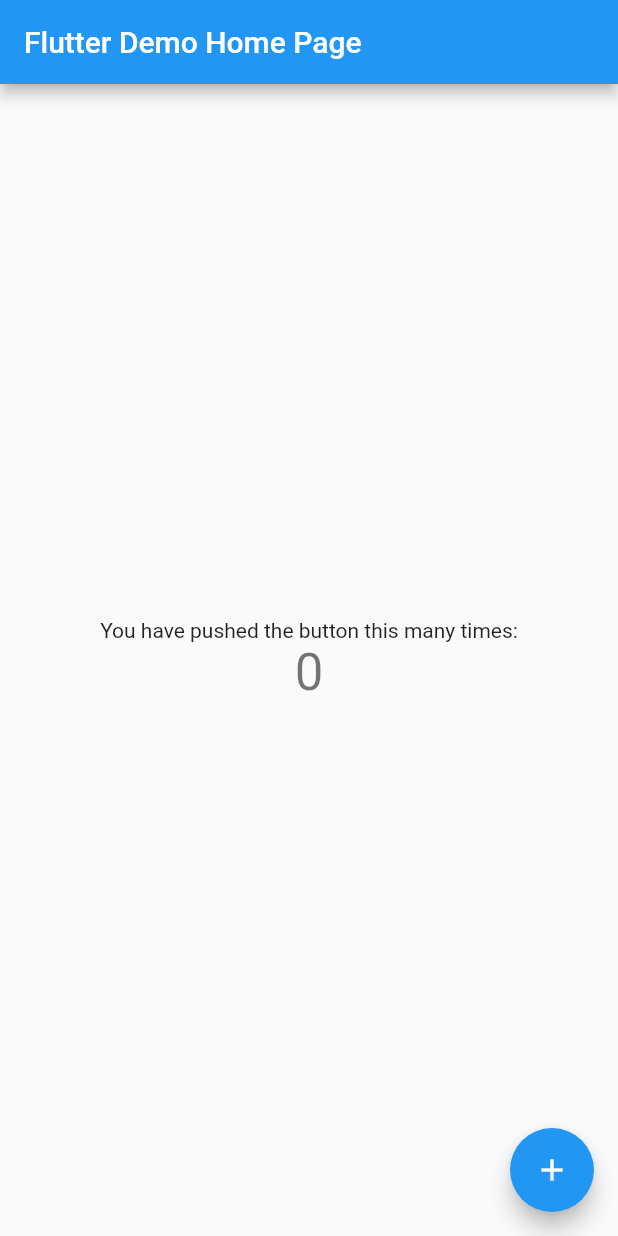
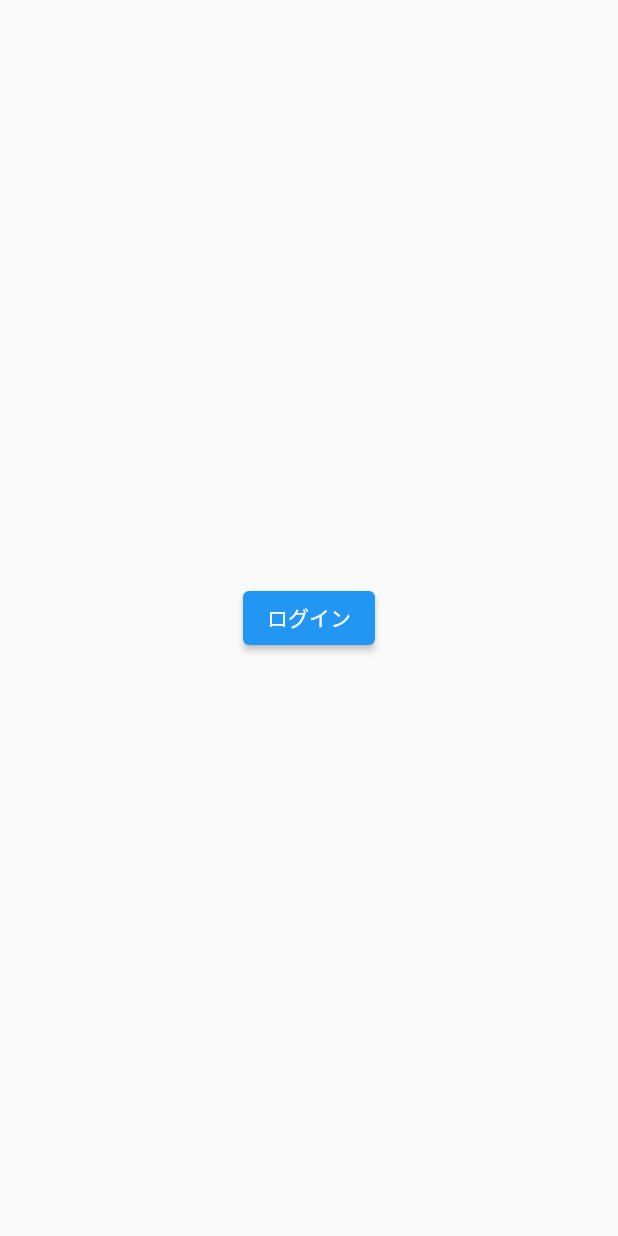
Before and after one commit to tadakun8/flutter-firebase-chatapp, a Flutter app: the screen it shows after launch, on a phone screen of 412 x 824 dp. Run offline on Flutter 3.47's test engine with Material 2 defaults, Android fonts, the phone set to English and light mode, and no system bars.

Commit message:
feat: add template page

```diff
--- a/lib/main.dart
+++ b/lib/main.dart
@@ -1,10 +1,10 @@
 import 'package:flutter/material.dart';
 
 void main() {
-  runApp(MyApp());
+  runApp(ChatApp());
 }
 
-class MyApp extends StatelessWidget {
+class ChatApp extends StatelessWidget {
   @override
   Widget build(BuildContext context) {
     return MaterialApp(
@@ -12,54 +12,82 @@
       theme: ThemeData(
         primarySwatch: Colors.blue,
       ),
-      home: MyHomePage(title: 'Flutter Demo Home Page'),
+      home: LoginPage(),
     );
   }
 }
 
-class MyHomePage extends StatefulWidget {
-  MyHomePage({Key? key, required this.title}) : super(key: key);
-
-  final String title;
-
+// ログイン画面用Widget
+class LoginPage extends StatelessWidget {
   @override
-  _MyHomePageState createState() => _MyHomePageState();
+  Widget build(BuildContext context) {
+    return Scaffold(
+      body: Center(
+          child: Column(
+        mainAxisAlignment: MainAxisAlignment.center,
+        children: <Widget>[
+          ElevatedButton(
+            child: Text('ログイン'),
+            onPressed: () async {
+              // チャット画面に遷移＋ログイン画面を破棄
+              // NOTE: pushReplacementはpopで戻れない(画面の入れ替え)
+              await Navigator.of(context).pushReplacement(
+                MaterialPageRoute(builder: (context) {
+                  return ChatPage();
+                }),
+              );
+            },
+          )
+        ],
+      )),
+    );
+  }
 }
 
-class _MyHomePageState extends State<MyHomePage> {
-  int _counter = 0;
-
-  void _incrementCounter() {
-    setState(() {
-      _counter++;
-    });
-  }
-
+class ChatPage extends StatelessWidget {
   @override
   Widget build(BuildContext context) {
     return Scaffold(
       appBar: AppBar(
-        title: Text(widget.title),
-      ),
-      body: Center(
-        child: Column(
-          mainAxisAlignment: MainAxisAlignment.center,
-          children: <Widget>[
-            Text(
-              'You have pushed the button this many times:',
-            ),
-            Text(
-              '$_counter',
-              style: Theme.of(context).textTheme.headline4,
-            ),
-          ],
-        ),
+        title: Text('チャット'),
+        actions: [
+          IconButton(
+            onPressed: () async {
+              await Navigator.of(context).pushReplacement(MaterialPageRoute(builder: (context) {
+                return LoginPage();
+              }));
+            },
+            icon: Icon(Icons.close),
+          )
+        ],
       ),
       floatingActionButton: FloatingActionButton(
-        onPressed: _incrementCounter,
-        tooltip: 'Increment',
         child: Icon(Icons.add),
+        onPressed: () async {
+          await Navigator.of(context).push(MaterialPageRoute(builder: (context) {
+            return AddPostPage();
+          }));
+        },
       ),
     );
   }
 }
+
+class AddPostPage extends StatelessWidget {
+  @override
+  Widget build(BuildContext context) {
+    return Scaffold(
+      appBar: AppBar(
+        title: Text('チャット投稿'),
+      ),
+      body: Center(
+        child: ElevatedButton(
+          child: Text('戻る'),
+          onPressed: () {
+            Navigator.of(context).pop();
+          },
+        ),
+      ),
+    );
+  }
+}
```
